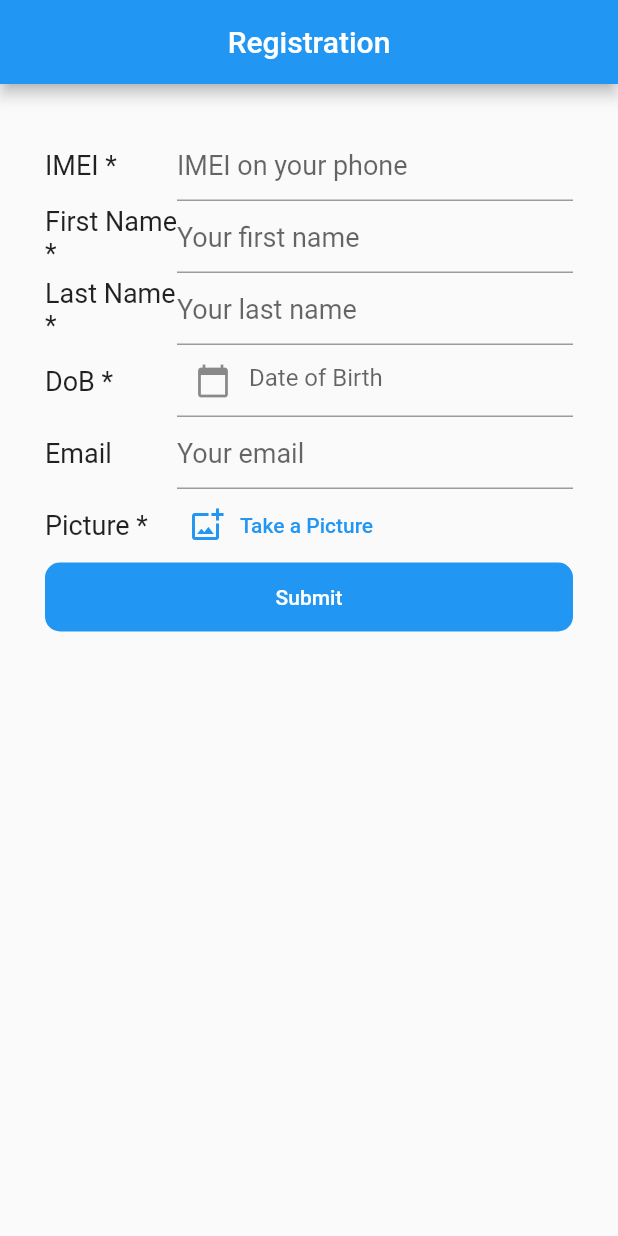
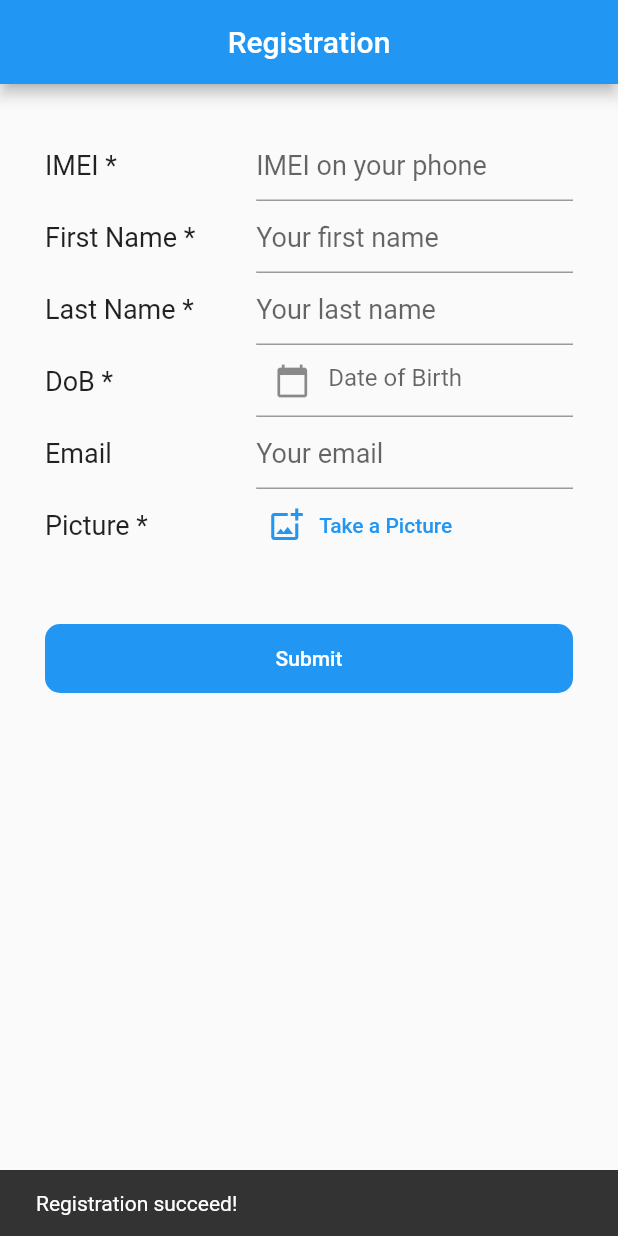
Before and after one commit to paimanbandi/rgstr, a Flutter app: the screen it shows after launch, after a tap on "Submit", on a phone screen of 412 x 824 dp. Run offline on Flutter 3.47's test engine with Material 2 defaults, Android fonts, the phone set to English and light mode, and no system bars; our stand-ins replace device_info, image_picker, permission_handler, sqflite; missing offline and left inert: imei_imsi_plugin; accounts and stored records are empty.

Commit message:
save data to sqflite

```diff
--- /dev/null
+++ b/lib/db.dart
@@ -0,0 +1,22 @@
+import 'package:path/path.dart';
+import 'package:rgstr/registrations/registration_model.dart';
+import 'package:sqflite/sqflite.dart';
+
+class DatabaseHelper {
+  DatabaseHelper();
+
+  static const databaseName = 'test.db';
+  static final DatabaseHelper instance = DatabaseHelper();
+
+  Future<Database> get database async {
+    return await initializeDatabase();
+  }
+
+  initializeDatabase() async {
+    return await openDatabase(join(await getDatabasesPath(), databaseName), version: 3, onCreate: (Database db, int version) async {
+      const CREATE_TABLE_REGISTRATIONS =
+          "CREATE TABLE IF NOT EXISTS ${Registration.TABLE} (id INTEGER PRIMARY KEY AUTOINCREMENT NOT NULL, imei TEXT, first_name TEXT, last_name TEXT, dob TEXT, passport TEXT, email TEXT, picture TEXT, os_name TEXT, os_version TEXT, longitude REAL, latitude REAL)";
+      await db.execute(CREATE_TABLE_REGISTRATIONS);
+    });
+  }
+}
--- a/lib/global.dart
+++ b/lib/global.dart
@@ -16,4 +16,12 @@ abstract class WidgetView<T1, T2> extends StatelessWidget {
 const Color primaryColor = Colors.blue;
 const Color whiteColor = Colors.white;
 const Color disabledColor = Colors.grey;
-const Color textColor = Colors.black54;
+const Color blackColor = Colors.black54;
+
+final snackBarSucceed = SnackBar(
+  content: Text('Registration succeed!'),
+);
+
+final snackBarFailed = SnackBar(
+  content: Text('Registration failed!'),
+);
--- a/lib/main.dart
+++ b/lib/main.dart
@@ -1,6 +1,6 @@
 import 'package:flutter/material.dart';
 import 'package:rgstr/global.dart';
-import 'package:rgstr/registration_page.dart';
+import 'package:rgstr/registrations/registration_page.dart';
 
 void main() {
   runApp(MyApp());
--- a/lib/registration_controller.dart
+++ /dev/null
@@ -1,84 +0,0 @@
-import 'dart:io';
-
-import 'package:flutter/material.dart';
-import 'package:flutter/services.dart';
-import 'package:rgstr/registration_page.dart';
-import 'package:rgstr/registration_view.dart';
-
-import 'package:imei_imsi_plugin/imei_imsi_plugin.dart';
-import 'package:device_info/device_info.dart';
-import 'package:camera/camera.dart';
-
-class RegistrationController extends State<RegistrationPage> {
-  static final DeviceInfoPlugin deviceInfoPlugin = DeviceInfoPlugin();
-
-  TextEditingController tecImei = new TextEditingController();
-  TextEditingController tecFirstName = new TextEditingController();
-  TextEditingController tecLastName = new TextEditingController();
-  TextEditingController tecDob = new TextEditingController();
-  TextEditingController tecPassport = new TextEditingController();
-  TextEditingController tecEmail = new TextEditingController();
-
-  DateTime selectedDate = DateTime.now();
-  int age = 0;
-
-  String sPlatformImei = '';
-
-  File fPicture;
-
-  @override
-  void initState() {
-    Future.delayed(Duration.zero, () async {
-      initPlatformState();
-    });
-    super.initState();
-  }
-
-  Future<void> initPlatformState() async {
-    String platformImei;
-
-    try {
-      var androidInfo = await deviceInfoPlugin.androidInfo;
-      var sdkInt = androidInfo.version.sdkInt;
-      // only works in Android version < 10
-      if ((Platform.isAndroid && sdkInt < 29) || Platform.isIOS) {
-        platformImei = await ImeiImsiPlugin.getImei(shouldShowRequestPermissionRationale: false);
-      } else {
-        platformImei = '';
-      }
-    } on PlatformException {
-      print('Failed to get IMEI.');
-    }
-
-    if (!mounted) return;
-
-    setState(() {
-      sPlatformImei = platformImei;
-    });
-  }
-
-  int getAge(DateTime from, DateTime to) {
-    from = DateTime(from.year, from.month, from.day);
-    to = DateTime(to.year, to.month, to.day);
-    int dayDiff = (to.difference(from).inHours / 24).round();
-    int age = (dayDiff / 365).round();
-    return age;
-  }
-
-  Future<Null> selectDate(BuildContext context) async {
-    final DateTime picked = await showDatePicker(context: context, initialDate: selectedDate, firstDate: DateTime(1901, 1), lastDate: DateTime(2100));
-    if (picked != null && picked != selectedDate) {
-      String formattedDateTime = "${picked.day.toString().padLeft(2, '0')}/${picked.month.toString().padLeft(2, '0')}/${picked.year.toString()}";
-      final DateTime birthday = DateTime(picked.year, picked.month, picked.day);
-      final DateTime now = DateTime.now();
-      setState(() {
-        selectedDate = picked;
-        tecDob.value = TextEditingValue(text: formattedDateTime);
-        age = getAge(birthday, now);
-      });
-    }
-  }
-
-  @override
-  Widget build(BuildContext context) => RegistrationView(this);
-}
--- /dev/null
+++ b/lib/registrations/registration_controller.dart
@@ -0,0 +1,172 @@
+import 'dart:io';
+
+import 'package:flutter/material.dart';
+import 'package:flutter/services.dart';
+import 'package:rgstr/global.dart';
+import 'package:rgstr/registrations/registration_dao.dart';
+import 'package:rgstr/registrations/registration_model.dart';
+import 'package:rgstr/registrations/registration_page.dart';
+import 'package:rgstr/registrations/registration_view.dart';
+
+import 'package:imei_imsi_plugin/imei_imsi_plugin.dart';
+import 'package:device_info/device_info.dart';
+import 'package:image_picker/image_picker.dart';
+
+import 'package:permission_handler/permission_handler.dart';
+import 'package:rgstr/widgets.dart';
+
+class RegistrationController extends State<RegistrationPage> {
+  static final DeviceInfoPlugin deviceInfoPlugin = DeviceInfoPlugin();
+
+  TextEditingController tecImei = new TextEditingController();
+  TextEditingController tecFirstName = new TextEditingController();
+  TextEditingController tecLastName = new TextEditingController();
+  TextEditingController tecDob = new TextEditingController();
+  TextEditingController tecPassport = new TextEditingController();
+  TextEditingController tecEmail = new TextEditingController();
+
+  DateTime selectedDate = DateTime.now();
+  int age = 0;
+  String sImei = '';
+  File fPicture;
+  final picker = ImagePicker();
+  String sPicture = '';
+  String sOSVersion = '';
+
+  @override
+  void initState() {
+    Future.delayed(Duration.zero, () async {
+      initPlatformState();
+    });
+    super.initState();
+  }
+
+  Future<void> initPlatformState() async {
+    String platformImei;
+    String osVersion;
+
+    try {
+      if (Platform.isAndroid) {
+        var androidInfo = await deviceInfoPlugin.androidInfo;
+        var sdkInt = androidInfo.version.sdkInt;
+        print('version.sdkInt' + androidInfo.version.sdkInt.toString());
+        print('version.release' + androidInfo.version.release);
+        osVersion = androidInfo.version.release;
+        if (sdkInt < 29) {
+          platformImei = await ImeiImsiPlugin.getImei(shouldShowRequestPermissionRationale: false);
+        } else {
+          platformImei = '';
+        }
+      } else {
+        var iosInfo = await deviceInfoPlugin.iosInfo;
+        platformImei = await ImeiImsiPlugin.getImei(shouldShowRequestPermissionRationale: false);
+        print('systemVersion' + iosInfo.systemVersion);
+        osVersion = iosInfo.systemVersion;
+      }
+    } on PlatformException {
+      print('Failed to get IMEI.');
+    }
+
+    if (!mounted) return;
+
+    setState(() {
+      sImei = platformImei;
+      sOSVersion = osVersion;
+    });
+  }
+
+  int getAge(DateTime from, DateTime to) {
+    from = DateTime(from.year, from.month, from.day);
+    to = DateTime(to.year, to.month, to.day);
+    int dayDiff = (to.difference(from).inHours / 24).round();
+    int age = (dayDiff / 365).round();
+    return age;
+  }
+
+  Future<Null> selectDate(BuildContext context) async {
+    final DateTime picked = await showDatePicker(context: context, initialDate: selectedDate, firstDate: DateTime(1901, 1), lastDate: DateTime(2100));
+    if (picked != null && picked != selectedDate) {
+      String formattedDateTime = "${picked.day.toString().padLeft(2, '0')}/${picked.month.toString().padLeft(2, '0')}/${picked.year.toString()}";
+      final DateTime birthday = DateTime(picked.year, picked.month, picked.day);
+      final DateTime now = DateTime.now();
+      setState(() {
+        selectedDate = picked;
+        tecDob.value = TextEditingValue(text: formattedDateTime);
+        age = getAge(birthday, now);
+      });
+    }
+  }
+
+  Future<File> openCamOrDirDialog() async {
+    final File img = await showDialog<File>(
+        barrierDismissible: true,
+        context: navigatorKey.currentContext,
+        builder: (context) => new AlertDialog(
+              content: Column(
+                mainAxisSize: MainAxisSize.min,
+                crossAxisAlignment: CrossAxisAlignment.stretch,
+                children: [
+                  TextButton(
+                      onPressed: () async {
+                        // showOverlay();
+                        final _getImg = await getImageCamera();
+                        print("getImageCamera");
+                        print(_getImg.path);
+                        setState(() {
+                          sPicture = _getImg.path;
+                        });
+                        // hideOverlay();
+                      },
+                      child: Align(alignment: Alignment.centerLeft, child: Text('Use Camera', textAlign: TextAlign.left))),
+                  TextButton(
+                      onPressed: () async {
+                        // showOverlay();
+                        final _getImg = await getImageStorage();
+                        print("getImageStorage");
+                        print(_getImg.path);
+                        setState(() {
+                          sPicture = _getImg.path;
+                        });
+                        // hideOverlay();
+                      },
+                      child: Align(alignment: Alignment.centerLeft, child: Text('Take from Gallery', textAlign: TextAlign.left))),
+                ],
+              ),
+            ));
+
+    return img;
+  }
+
+  Future<File> getImageCamera() async {
+    var camera = await Permission.camera.status;
+    if (!camera.isGranted) {
+      await Permission.camera.request();
+    }
+    final pickedFile = await picker.getImage(source: ImageSource.camera, imageQuality: 50);
+    if (pickedFile != null) {
+      final rawFile = File(pickedFile.path);
+
+      return rawFile;
+    }
+    print('No image taken.');
+    return null;
+  }
+
+  Future<File> getImageStorage() async {
+    var storage = await Permission.storage.status;
+    if (!storage.isGranted) {
+      await Permission.storage.request();
+    }
+    final pickedFile = await picker.getImage(source: ImageSource.gallery);
+    if (pickedFile != null) return File(pickedFile.path);
+    print('No image selected.');
+    return null;
+  }
+
+  // Future<int> register(Registration registration) async {
+  //   return await RegistrationDao().register(registration);
+  // }
+
+  @override
+  Widget build(BuildContext context) => RegistrationView(this);
+}
--- /dev/null
+++ b/lib/registrations/registration_dao.dart
@@ -0,0 +1,38 @@
+import 'package:rgstr/registrations/registration_model.dart';
+import 'package:rgstr/db.dart';
+import 'package:sqflite/sqflite.dart';
+
+class RegistrationDao {
+  RegistrationDao();
+
+  Future<Database> get database async {
+    Database db = await DatabaseHelper().database;
+    return db;
+  }
+
+  Future<int> register(Registration pRegistration) async {
+    final db = await database;
+    int res = 0;
+    await db.transaction((txn) async {
+      var registration = Registration(
+          id: pRegistration.id,
+          imei: pRegistration.imei,
+          firstName: pRegistration.firstName,
+          lastName: pRegistration.lastName,
+          dob: pRegistration.dob,
+          passport: pRegistration.passport,
+          email: pRegistration.email,
+          picture: pRegistration.picture,
+          osName: pRegistration.osName,
+          osVersion: pRegistration.osVersion,
+          longitude: pRegistration.longitude,
+          latitude: pRegistration.latitude);
+
+      res = await txn.insert(Registration.TABLE, registration.toMap(), conflictAlgorithm: ConflictAlgorithm.replace);
+      print("res");
+      print(res);
+      return res;
+    });
+    return res;
+  }
+}
--- /dev/null
+++ b/lib/registrations/registration_model.dart
@@ -0,0 +1,51 @@
+class Registration {
+  static const String TABLE = "registrations";
+
+  final int id;
+  final String imei;
+  final String firstName;
+  final String lastName;
+  final String dob;
+  final String passport;
+  final String email;
+  final String picture;
+  final String osName;
+  final String osVersion;
+  final double longitude;
+  final double latitude;
+
+  Registration(
+      {this.id, this.imei, this.firstName, this.lastName, this.dob, this.passport, this.email, this.picture, this.osName, this.osVersion, this.longitude, this.latitude});
+  factory Registration.fromJson(Map<String, dynamic> json) {
+    return Registration(
+      id: json['id'],
+      imei: json['imei'],
+      firstName: json['first_name'],
+      lastName: json['last_name'],
+      dob: json['dob'],
+      passport: json['passport'],
+      email: json['email'],
+      picture: json['picture'],
+      osName: json['os_name'],
+      osVersion: json['os_version'],
+      longitude: json['longitude'],
+      latitude: json['latitude'],
+    );
+  }
+  Map<String, dynamic> toMap() {
+    return {
+      'id': id,
+      'imei': imei,
+      'first_name': firstName,
+      'last_name': lastName,
+      'dob': dob,
+      'passport': passport,
+      'email': email,
+      'picture': picture,
+      'os_name': osName,
+      'os_version': osVersion,
+      'longitude': longitude,
+      'latitude': latitude
+    };
+  }
+}
--- a/lib/registration_page.dart
+++ b/lib/registrations/registration_page.dart
@@ -1,5 +1,5 @@
 import 'package:flutter/material.dart';
-import 'package:rgstr/registration_controller.dart';
+import 'package:rgstr/registrations/registration_controller.dart';
 
 class RegistrationPage extends StatefulWidget {
   final String title;
--- a/lib/validations.dart
+++ b/lib/registrations/registration_validations.dart
@@ -3,7 +3,7 @@ bool isImeiValid(String imei) {
 }
 
 bool isNameValid(String name) {
-  return RegExp(r'^[a-zA-Z]+$').hasMatch(name);
+  return RegExp(r'^[a-zA-Z ]+$').hasMatch(name);
 }
 
 bool isPassportValid(String passport) {
--- a/lib/registration_view.dart
+++ b/lib/registrations/registration_view.dart
@@ -3,9 +3,11 @@ import 'dart:io';
 import 'package:flutter/material.dart';
 import 'package:flutter/services.dart';
 import 'package:rgstr/global.dart';
-import 'package:rgstr/registration_controller.dart';
-import 'package:rgstr/registration_page.dart';
-import 'package:rgstr/validations.dart';
+import 'package:rgstr/registrations/registration_controller.dart';
+import 'package:rgstr/registrations/registration_dao.dart';
+import 'package:rgstr/registrations/registration_model.dart';
+import 'package:rgstr/registrations/registration_page.dart';
+import 'package:rgstr/registrations/registration_validations.dart';
 import 'package:rgstr/utils.dart';
 
 class RegistrationView extends WidgetView<RegistrationPage, RegistrationController> {
@@ -38,13 +40,14 @@ class RegistrationView extends WidgetView<RegistrationPage, RegistrationControll
               padding: EdgeInsets.all(30),
               child: Center(
                 child: Column(mainAxisAlignment: MainAxisAlignment.start, crossAxisAlignment: CrossAxisAlignment.center, children: <Widget>[
-                  SingleChildScrollView(
+                  Expanded(
+                      child: SingleChildScrollView(
                     child: Column(
                       children: [
                         Row(
                           children: [
                             Expanded(
-                              flex: 1,
+                              flex: 2,
                               child: Text(
                                 'IMEI *',
                                 style: textStyle,
@@ -53,6 +56,7 @@ class RegistrationView extends WidgetView<RegistrationPage, RegistrationControll
                             Expanded(
                               flex: 3,
                               child: TextFormField(
+                                keyboardType: TextInputType.number,
                                 inputFormatters: [
                                   LengthLimitingTextInputFormatter(17),
                                 ],
@@ -88,7 +92,7 @@ class RegistrationView extends WidgetView<RegistrationPage, RegistrationControll
                         Row(
                           children: [
                             Expanded(
-                              flex: 1,
+                              flex: 2,
                               child: Text(
                                 'First Name *',
                                 style: textStyle,
@@ -97,6 +101,7 @@ class RegistrationView extends WidgetView<RegistrationPage, RegistrationControll
                             Expanded(
                               flex: 3,
                               child: TextFormField(
+                                keyboardType: TextInputType.name,
                                 inputFormatters: [
                                   LengthLimitingTextInputFormatter(50),
                                 ],
@@ -131,7 +136,7 @@ class RegistrationView extends WidgetView<RegistrationPage, RegistrationControll
                         Row(
                           children: [
                             Expanded(
-                              flex: 1,
+                              flex: 2,
                               child: Text(
                                 'Last Name *',
                                 style: textStyle,
@@ -140,6 +145,7 @@ class RegistrationView extends WidgetView<RegistrationPage, RegistrationControll
                             Expanded(
                               flex: 3,
                               child: TextFormField(
+                                keyboardType: TextInputType.name,
                                 inputFormatters: [
                                   LengthLimitingTextInputFormatter(50),
                                 ],
@@ -175,7 +181,7 @@ class RegistrationView extends WidgetView<RegistrationPage, RegistrationControll
                         Row(
                           children: [
                             Expanded(
-                              flex: 1,
+                              flex: 2,
                               child: Text(
                                 'DoB *',
                                 style: textStyle,
@@ -187,6 +193,7 @@ class RegistrationView extends WidgetView<RegistrationPage, RegistrationControll
                                   onTap: () => state.selectDate(context),
                                   child: AbsorbPointer(
                                     child: TextFormField(
+                                      keyboardType: TextInputType.datetime,
                                       controller: state.tecDob,
                                       onChanged: (value) {
                                         if (value.isEmpty) {
@@ -196,7 +203,6 @@ class RegistrationView extends WidgetView<RegistrationPage, RegistrationControll
                                         }
                                         pSetState(() {});
                                       },
-                                      keyboardType: TextInputType.datetime,
                                       decoration: InputDecoration(
                                         hintText: 'Date of Birth',
                                         errorText: _bErrDob ? "Can't be empty" : null,
@@ -213,7 +219,7 @@ class RegistrationView extends WidgetView<RegistrationPage, RegistrationControll
                             ? Row(
                                 children: [
                                   Expanded(
-                                    flex: 1,
+                                    flex: 2,
                                     child: Text(
                                       'Passport *',
                                       style: textStyle,
@@ -222,6 +228,7 @@ class RegistrationView extends WidgetView<RegistrationPage, RegistrationControll
                                   Expanded(
                                     flex: 3,
                                     child: TextFormField(
+                                      keyboardType: TextInputType.text,
                                       inputFormatters: [
                                         LengthLimitingTextInputFormatter(20),
                                       ],
@@ -257,7 +264,7 @@ class RegistrationView extends WidgetView<RegistrationPage, RegistrationControll
                         Row(
                           children: [
                             Expanded(
-                              flex: 1,
+                              flex: 2,
                               child: Text(
                                 'Email',
                                 style: textStyle,
@@ -266,6 +273,7 @@ class RegistrationView extends WidgetView<RegistrationPage, RegistrationControll
                             Expanded(
                               flex: 3,
                               child: TextFormField(
+                                keyboardType: TextInputType.emailAddress,
                                 inputFormatters: [
                                   LengthLimitingTextInputFormatter(50),
                                 ],
@@ -297,7 +305,7 @@ class RegistrationView extends WidgetView<RegistrationPage, RegistrationControll
                         Row(
                           children: [
                             Expanded(
-                              flex: 1,
+                              flex: 2,
                               child: Text(
                                 'Picture *',
                                 style: textStyle,
@@ -315,7 +323,13 @@ class RegistrationView extends WidgetView<RegistrationPage, RegistrationControll
                                   ),
                                   onPressed: () async {
                                     final File result = await openCamOrDirDialog();
-                                    if (result != null) state.setState(() => state.fPicture = result);
+                                    if (result != null) {
+                                      state.setState(() {
+                                        state.fPicture = result;
+                                        state.sPicture = result.path;
+                                      });
+                                      pSetState(() {});
+                                    }
                                   }),
                             )
                           ],
@@ -323,6 +337,18 @@ class RegistrationView extends WidgetView<RegistrationPage, RegistrationControll
                         Row(
                           children: [
                             Expanded(
+                              child: Text(
+                                state.sPicture,
+                                style: textStyle,
+                              ),
+                            )
+                          ],
+                        ),
+                        Row(
+                          children: [
+                            Expanded(
+                              child: Container(
+                                  margin: EdgeInsets.only(top: 20),
                                   child: ElevatedButton(
                                       style: ButtonStyle(
                                         padding: MaterialStateProperty.all(EdgeInsets.all(15)),
@@ -333,20 +359,44 @@ class RegistrationView extends WidgetView<RegistrationPage, RegistrationControll
                                           return primaryColor;
                                         }),
                                         foregroundColor: MaterialStateProperty.resolveWith<Color>((Set<MaterialState> states) {
-                                        if (states.contains(MaterialState.disabled)) return textColor;
+                                          if (states.contains(MaterialState.disabled)) return blackColor;
                                           return whiteColor;
                                         }),
                                       ),
-                                    onPressed: () => null,
+                                      onPressed: () async {
+                                        // showOverlay();
+                                        print("submit");
+                                        Registration registration = Registration(
+                                            imei: state.tecImei.text,
+                                            firstName: state.tecFirstName.text,
+                                            lastName: state.tecLastName.text,
+                                            dob: state.tecDob.text,
+                                            passport: state.tecPassport.text,
+                                            email: state.tecEmail.text,
+                                            picture: state.sPicture,
+                                            osName: Platform.isAndroid ? "Android" : "iOS",
+                                            osVersion: state.sOSVersion);
+
+                                        int res = await RegistrationDao().register(registration); //await state.register(registration);
+                                        print("res nya " + res.toString());
+                                        if (res > 0) {
+                                          ScaffoldMessenger.of(context).showSnackBar(snackBarSucceed);
+                                        } else {
+                                          ScaffoldMessenger.of(context).showSnackBar(snackBarFailed);
+                                        }
+
+                                        // hideOverlay();
+                                      },
                                       child: Text(
                                         'Submit',
                                       ))),
+                            ),
                             // ),
                           ],
                         ),
                       ],
                     ),
-                  )
+                  ))
                 ]),
               )));
     });
--- a/lib/utils.dart
+++ b/lib/utils.dart
@@ -3,7 +3,7 @@ import 'package:flutter/material.dart';
 import 'package:image_picker/image_picker.dart';
 
 import 'package:permission_handler/permission_handler.dart';
-import 'package:rgstr/custom_widget.dart';
+import 'package:rgstr/widgets.dart';
 import 'package:rgstr/global.dart';
 
 final picker = ImagePicker();
--- a/pubspec.yaml
+++ b/pubspec.yaml
@@ -29,11 +29,12 @@ dependencies:
   # Use with the CupertinoIcons class for iOS style icons.
   cupertino_icons: ^1.0.2
 
-  camera: ^0.8.1+1
   device_info: ^2.0.2
   image_picker: ^0.6.7+22
   imei_imsi_plugin: ^0.0.1
   permission_handler: ^5.1.0+2
+  sqflite: ^2.0.0+3
+  ext_storage: ^1.0.3
 
 dev_dependencies:
   flutter_test:
```
Also changed, not shown: lib/widgets.dart (renamed from lib/custom_widget.dart), pubspec.lock, 23 other files. Lines whose indentation alone changed are shown as unchanged.
